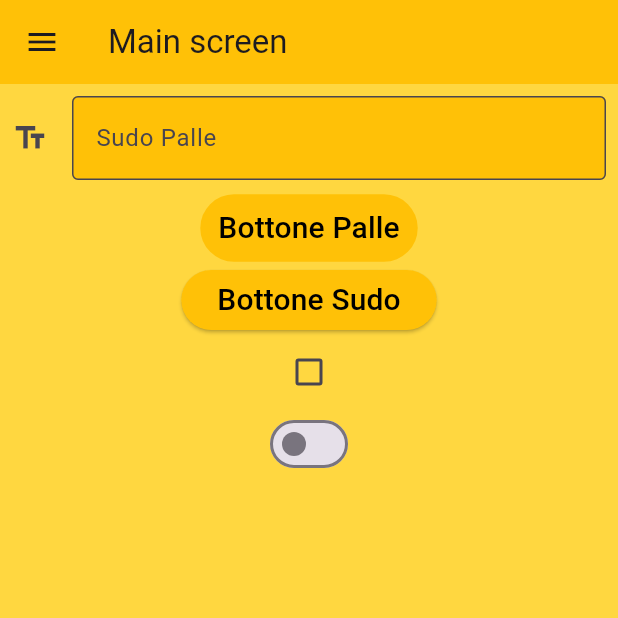
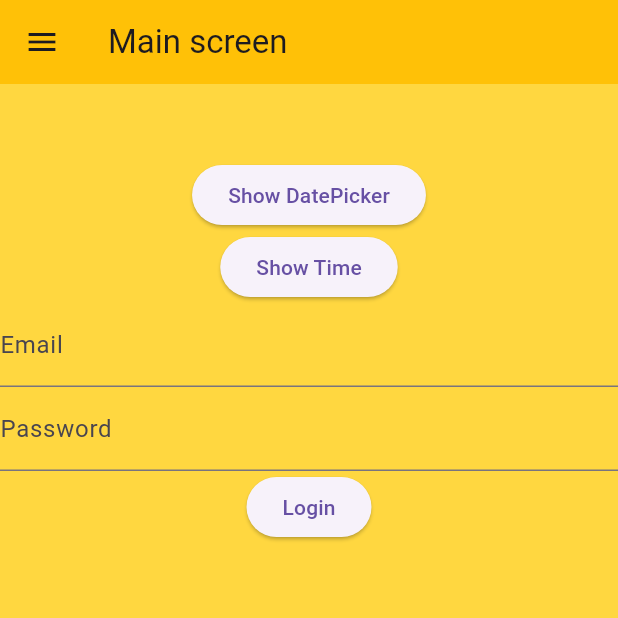
Before and after one commit to T-m-m-s/Uni, a Flutter app: the screen it shows after launch, on a phone screen of 412 x 824 dp, the top half of it. Run offline on Flutter 3.47's test engine with Material 3 defaults, Android fonts, the phone set to English and light mode, and no system bars; project files that could hold a hidden picture were left out.

Commit message:
Updated flutter2

```diff
--- a/PAM/flutter_2/lib/main.dart
+++ b/PAM/flutter_2/lib/main.dart
@@ -6,15 +6,19 @@ void main() {
   runApp(const MyApp());
 }
 
-class MyScaffold extends StatefulWidget{
+class MyScaffold extends StatefulWidget {
   @override
   State<StatefulWidget> createState() => _MyScaffold();
-
 }
 
 class _MyScaffold extends State<MyScaffold> {
-  bool? _checkboxValue = false;
-  bool _switchValue = false;
+  //bool? _checkboxValue = false;
+  //bool _switchValue = false;
+  //int? _radioValue = 1;
+  String? email = "";
+  String? password = "";
+  GlobalKey<FormState> _formKey = GlobalKey<FormState>();
+
   @override
   Widget build(BuildContext context) {
     return Scaffold(
@@ -24,7 +28,7 @@ class _MyScaffold extends State<MyScaffold> {
       body: Center(
         child: Column(
           children: [
-            Padding(
+            /*Padding(
               padding: EdgeInsets.all(8),
               child: TextField(
                 decoration: InputDecoration(
@@ -74,11 +78,121 @@ class _MyScaffold extends State<MyScaffold> {
                   _switchValue = newvalue;
                 });
               },
+            ),*/
+            /*Row(
+              children: [
+                Radio(
+                  value: 1,
+                  groupValue: _radioValue,
+                  onChanged: (int? newValue){
+                    setState(() {
+                      _radioValue = newValue;
+                    });
+                  },
+                ),
+                Text("Option 1"),
+              ],
+            ),
+            Row(
+              children: [
+                Radio(
+                  value: 2,
+                  groupValue: _radioValue,
+                  onChanged: (int? newValue){
+                    setState(() {
+                      _radioValue = newValue;
+                    });
+                  },
+                ),
+                Text("Option 2"),
+              ],
+            )
+            */
+            SizedBox(height: 50),
+            ElevatedButton(
+              onPressed: () {
+                _selectDate(context);
+              },
+              child: Text("Show DatePicker"),
+            ),
+            ElevatedButton(
+              onPressed: () {
+                _selectTime(context);
+              },
+              child: Text("Show Time"),
+            ),
+            Form(
+              key: _formKey,
+              child: Column(
+                children: [
+                  TextFormField(
+                    keyboardType: TextInputType.emailAddress,
+                    decoration: InputDecoration(
+                      hintText: "name@company.com",
+                      labelText: "Email"
+                    ),
+                    validator: (String? inVal){
+                      if(inVal!.length == 0){
+                        return "Please enter email";
+                      }
+                      return null;
+                    },
+                    onSaved: (String? inVal){
+                      this.email = inVal;
+                    },
+                  ),
+                  TextFormField(
+                    obscureText: true,
+                    decoration: InputDecoration(
+                      hintText: "password",
+                      labelText: "Password"
+                    ),
+                    validator: (String? inVal){
+                      if(inVal!.length < 8){
+                        return "Need longer password";
+                      }
+                      return null;
+                    },
+                    onSaved: (String? inVal){
+                      this.password = inVal;
+                    },
+                  ),
+                  ElevatedButton(
+                    onPressed: () {
+                      if(_formKey.currentState!.validate()){
+                        _formKey.currentState!.save();
+                        print("Email: " + this.email.toString());
+                        print("Password: " + this.password.toString());
+                      };
+                    },
+                    child: Text("Login"),
+                  ),
+                ],
+              ),
             ),
           ],
         ),
       ),
     );
+  }
+
+  void _selectDate(BuildContext context) async {
+    DateTime? selectedDate = await showDatePicker(
+      context: context,
+      firstDate: DateTime(2024),
+      lastDate: DateTime(2028),
+      initialDate: DateTime.now(),
+    );
+    print(selectedDate);
+  }
+
+  void _selectTime(BuildContext context) async {
+    TimeOfDay? selectedtime = await showTimePicker(
+      context: context,
+      initialTime: TimeOfDay.now(),
+      initialEntryMode: TimePickerEntryMode.inputOnly,
+    );
+    print(selectedtime);
   }
 }
 
```
